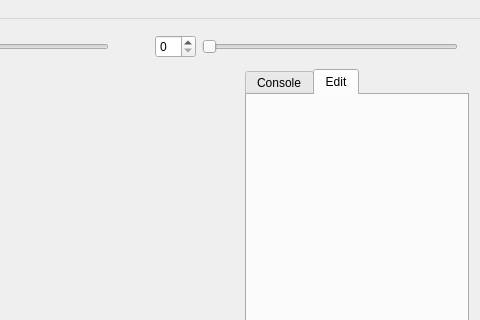
This is ZGeometry/ZGeometry.ui in sunyzm/ZGeometry as Qt 5 draws it before an edit; both pictures show x 591 to 1071 and y 0 to 320 of the 1071 by 850 pixel window. The edited form follows.
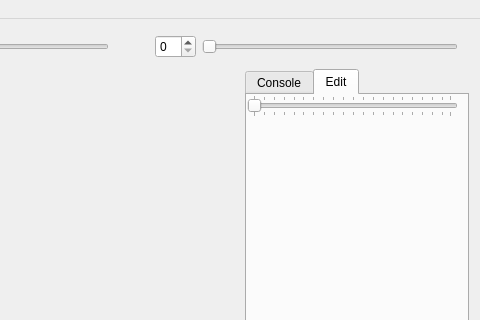
This is the edited form. The open tabs and pages were chosen to show the change. Custom widgets are drawn as their Qt base class.

```diff
--- a/ZGeometry/ZGeometry.ui
+++ b/ZGeometry/ZGeometry.ui
@@ -227,6 +227,31 @@
          <attribute name="title">
           <string>Edit</string>
          </attribute>
+         <widget class="QSlider" name="sliderMorphing">
+          <property name="geometry">
+           <rect>
+            <x>0</x>
+            <y>0</y>
+            <width>211</width>
+            <height>22</height>
+           </rect>
+          </property>
+          <property name="minimum">
+           <number>1</number>
+          </property>
+          <property name="maximum">
+           <number>100</number>
+          </property>
+          <property name="pageStep">
+           <number>5</number>
+          </property>
+          <property name="orientation">
+           <enum>Qt::Horizontal</enum>
+          </property>
+          <property name="tickPosition">
+           <enum>QSlider::TicksBothSides</enum>
+          </property>
+         </widget>
         </widget>
        </widget>
       </item>
```
Left out of the diff: 2 changed lines with no effect on the pictures.
